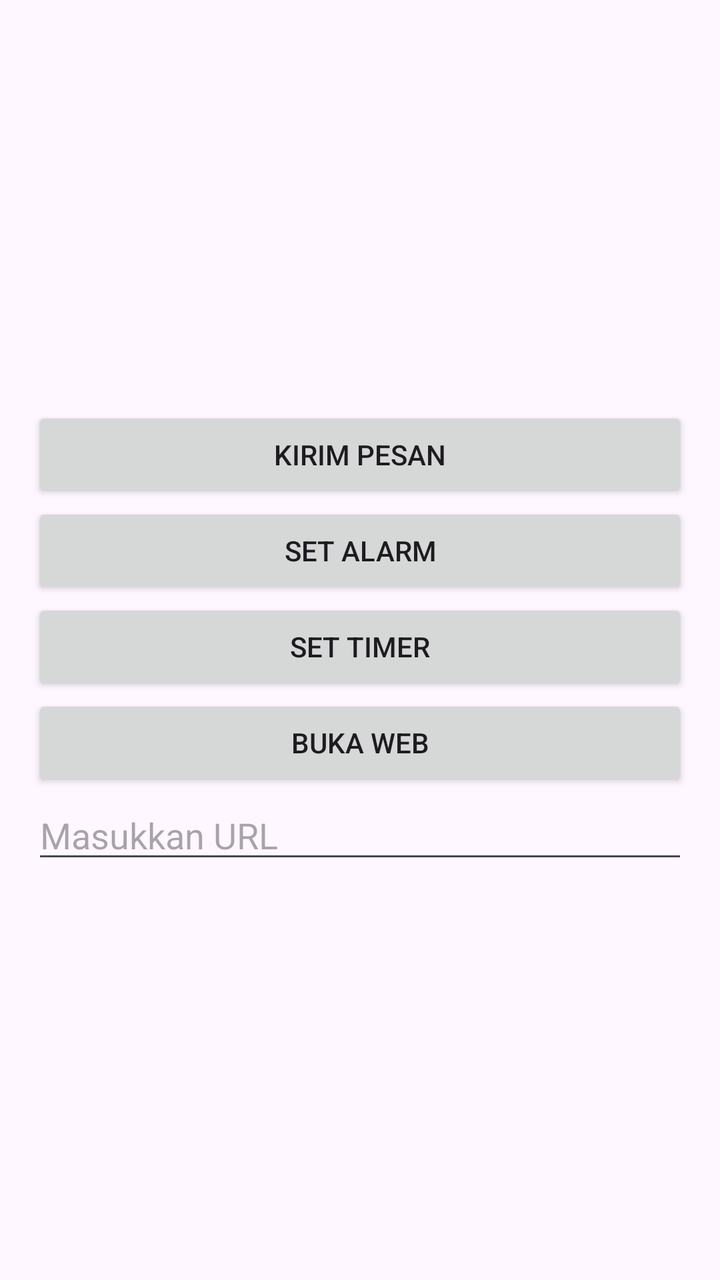
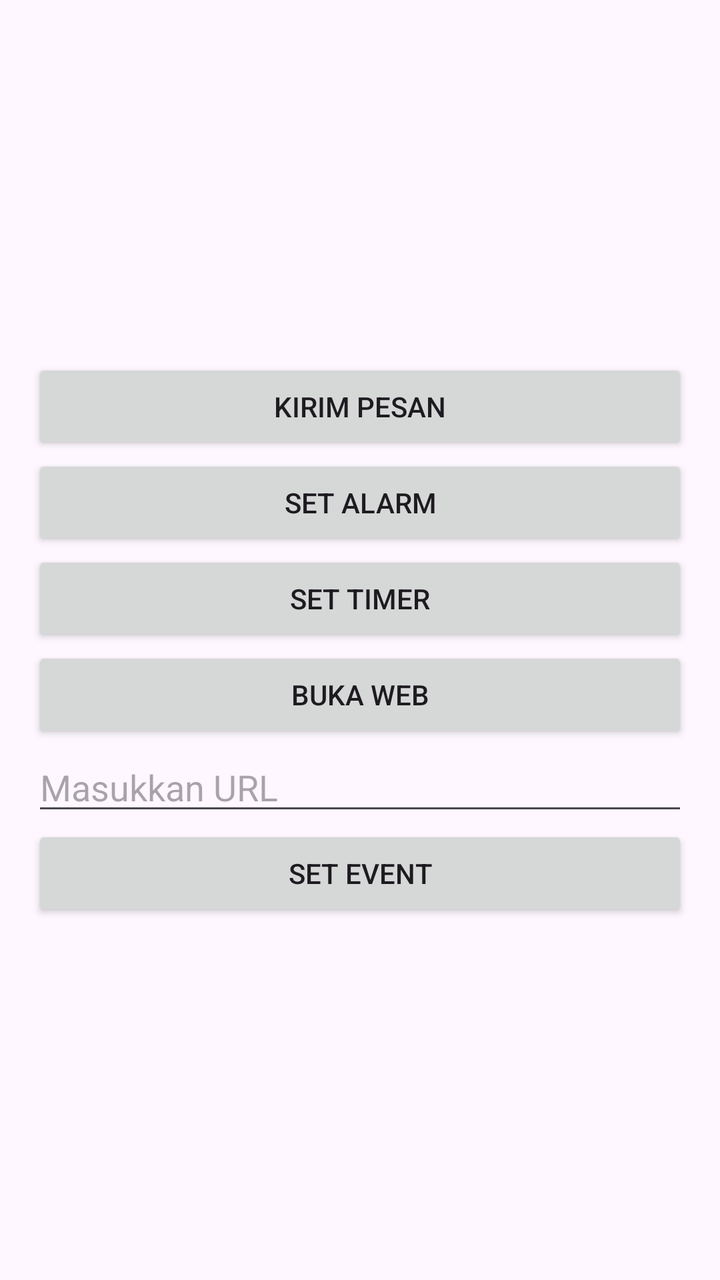

The first picture is an Android layout as it rendered before a commit; the second is the same layout after the commit. The layout source and the unified diff follow.
<!-- AndroidManifest.xml: application theme Theme.ImplisitIntent -->
<!-- res/layout/activity_main.xml -->
<?xml version="1.0" encoding="utf-8"?>
<LinearLayout xmlns:android="http://schemas.android.com/apk/res/android"
    android:layout_width="match_parent"
    android:layout_height="match_parent"
    android:orientation="vertical"
    android:padding="16dp"
    android:gravity="center">

    <Button
        android:id="@+id/btnKirimPesan"
        android:layout_width="match_parent"
        android:layout_height="wrap_content"
        android:text="Kirim Pesan" />


    <Button
        android:id="@+id/btnSetAlarm"
        android:layout_width="match_parent"
        android:layout_height="wrap_content"
        android:text="@string/btn_set_alarm" />

    <Button
        android:id="@+id/btnSetTimer"
        android:layout_width="match_parent"
        android:layout_height="wrap_content"
        android:text="@string/btn_set_timer" />

    <Button
        android:id="@+id/btnOpenURL"
        android:layout_width="match_parent"
        android:layout_height="wrap_content"
        android:text="@string/btn_open_web" />
    
    <EditText
        android:id="@+id/etURL"
        android:layout_width="match_parent"
        android:layout_height="wrap_content"
        android:hint="Masukkan URL" />
</LinearLayout>
<!-- resources referenced by this layout -->
<resources>
  <string name="btn_open_web">Buka Web</string>
  <string name="btn_set_alarm">Set Alarm</string>
  <string name="btn_set_timer">Set Timer</string>
  <style name="Theme.ImplisitIntent" parent="Base.Theme.ImplisitIntent" />
  <style name="Base.Theme.ImplisitIntent" parent="Theme.Material3.DayNight.NoActionBar">
          
          
      </style>
</resources>

<!-- the commit's change to res/layout/activity_main.xml (unified diff, before → after) -->
@@ -30,10 +30,16 @@
         android:layout_width="match_parent"
         android:layout_height="wrap_content"
         android:text="@string/btn_open_web" />
-    
+
     <EditText
         android:id="@+id/etURL"
         android:layout_width="match_parent"
         android:layout_height="wrap_content"
         android:hint="Masukkan URL" />
+
+    <Button
+        android:id="@+id/btnSetEvent"
+        android:layout_width="match_parent"
+        android:layout_height="wrap_content"
+        android:text="Set Event" />
 </LinearLayout>
